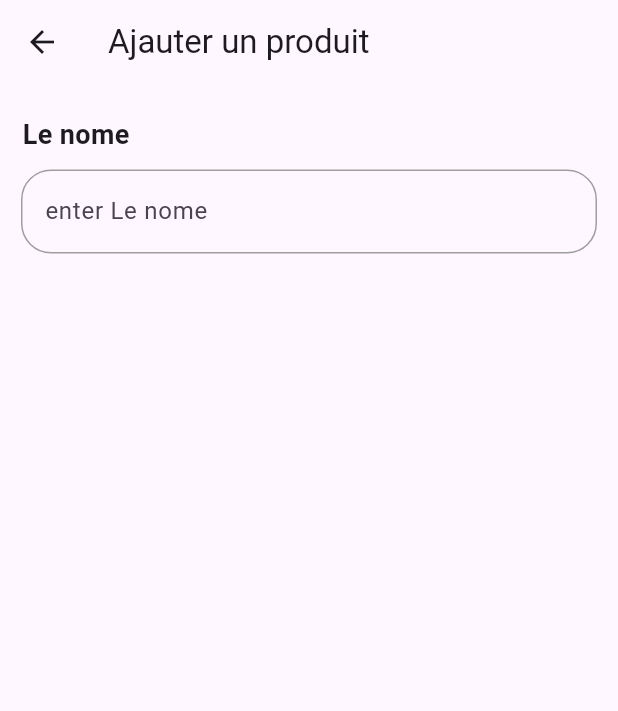
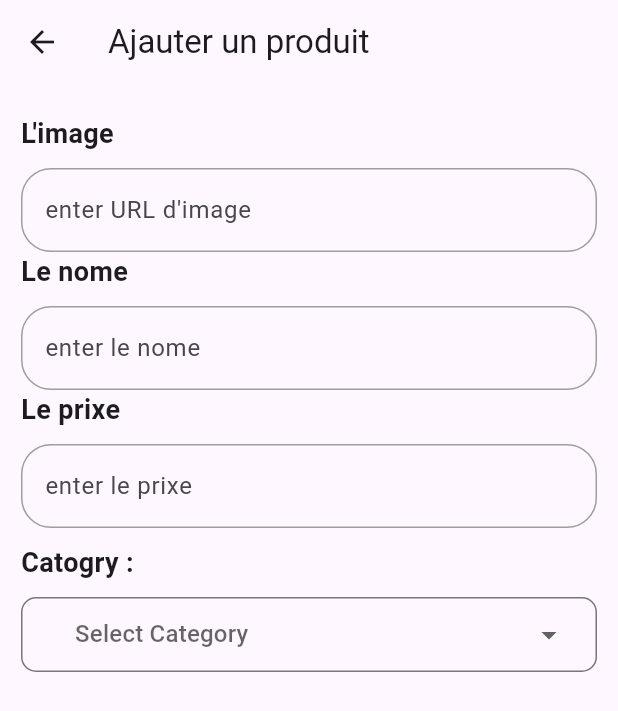
Before and after one commit to mouadbouzid/restaurant_service_app, a Flutter app: the AddProdact screen opened directly, on a phone screen of 412 x 824 dp. Shown: the top 711 px of the screen. Run offline on Flutter 3.47's test engine with Material 3 defaults, Android fonts, the phone set to English and light mode, and no system bars; our stand-ins replace dropdown_button2, iconsax_flutter; network calls fail.

Commit message:
add Textformfields in 'add prodact' creen

```diff
--- a/lib/screens/add_prodact.dart
+++ b/lib/screens/add_prodact.dart
@@ -1,4 +1,8 @@
+import 'package:dropdown_button2/dropdown_button2.dart';
+import 'package:flutter/foundation.dart';
 import 'package:flutter/material.dart';
+import 'package:restaurant_service/data/models/food_category_enum.dart';
+import 'package:restaurant_service/screens/widgets/title_input.dart';
 
 class AddProdact extends StatefulWidget {
   const AddProdact({super.key});
@@ -8,7 +12,17 @@ class AddProdact extends StatefulWidget {
 }
 
 class _AddProdactState extends State<AddProdact> {
+  TextEditingController imageController = TextEditingController();
   TextEditingController nameController = TextEditingController();
+  TextEditingController priceController = TextEditingController();
+
+  @override
+  void dispose() {
+    super.dispose();
+    imageController;
+    nameController;
+    priceController;
+  }
 
   @override
   Widget build(BuildContext context) {
@@ -16,44 +30,64 @@ class _AddProdactState extends State<AddProdact> {
       appBar: AppBar(
         title: Text("Ajauter un produit"),
       ),
-      body: Container(
+      body: Padding(
         padding: EdgeInsets.only(right: 14, left: 14, top: 20),
         child: Column(
           mainAxisAlignment: MainAxisAlignment.start,
           crossAxisAlignment: CrossAxisAlignment.start,
           children: [
-            Padding(
-              padding: EdgeInsets.only(top: 1, left: 1),
-              child: Text(
-                'Le nome',
-                style: TextStyle(
-                  fontWeight: FontWeight.bold,
-                  fontSize: 18,
-                ),
+            TitleInput(
+                controller: imageController,
+                title: "L'image",
+                hintText: "enter URL d'image",
+                inputType: TextInputType.text),
+            TitleInput(
+                controller: nameController,
+                title: "Le nome",
+                hintText: "enter le nome",
+                inputType: TextInputType.text),
+            TitleInput(
+                controller: priceController,
+                title: "Le prixe",
+                hintText: "enter le prixe",
+                inputType: TextInputType.text),
+            SizedBox(
+              height: 10,
+            ),
+            Text(
+              'Catogry :',
+              style: TextStyle(
+                fontWeight: FontWeight.bold,
+                fontSize: 18,
               ),
             ),
             SizedBox(
               height: 10,
             ),
-            TextFormField(
-              controller: nameController,
-              cursorColor: Colors.blueGrey,
+            DropdownButtonFormField2(
               decoration: InputDecoration(
-                hintText: "enter Le nome",
-                hintStyle: const TextStyle(
-                  height: 1,
-                ),
-                enabledBorder: OutlineInputBorder(
-                  borderRadius: BorderRadius.all(Radius.circular(20)),
-                  borderSide: BorderSide(color: Colors.grey, width: 1.0),
-                ),
-                focusedBorder: OutlineInputBorder(
-                  borderRadius: BorderRadius.all(Radius.circular(20)),
-                  borderSide: BorderSide(
-                      color: Colors.grey, width: 1.0), // same as enabled
+                isDense: true,
+                contentPadding: EdgeInsets.zero,
+                border: OutlineInputBorder(
+                  borderRadius: BorderRadius.circular(10),
                 ),
               ),
-            )
+              buttonStyleData: const ButtonStyleData(
+                height: 50, // <-- change this to your desired field height
+                padding: EdgeInsets.symmetric(horizontal: 16),
+              ),
+              isExpanded: true, // FULL WIDTH
+              hint: Text('Select Category'),
+              items: FoodCategory.values
+                  .map((category) => DropdownMenuItem(
+                        value: category,
+                        child: Text(category.name),
+                      ))
+                  .toList(),
+              onChanged: (value) {
+                // handle selection
+              },
+            ),
           ],
         ),
       ),
--- /dev/null
+++ b/lib/screens/widgets/title_input.dart
@@ -0,0 +1,55 @@
+import 'package:flutter/material.dart';
+
+class TitleInput extends StatelessWidget {
+  const TitleInput({
+    super.key,
+    required this.controller,
+    required this.title,
+    required this.hintText,
+    required this.inputType,
+  });
+
+  final TextEditingController controller;
+  final String title;
+  final String hintText;
+  final TextInputType inputType;
+
+  @override
+  Widget build(BuildContext context) {
+    return  Column(
+        mainAxisAlignment: MainAxisAlignment.start,
+        crossAxisAlignment: CrossAxisAlignment.start,
+        children: [
+          Text(
+            title,
+            style: TextStyle(
+              fontWeight: FontWeight.bold,
+              fontSize: 18,
+            ),
+          ),
+          SizedBox(
+            height: 10,
+          ),
+          TextFormField(
+            controller: controller,
+            cursorColor: Colors.blueGrey,
+            decoration: InputDecoration(
+              hintText: hintText,
+              hintStyle: const TextStyle(
+                height: 1,
+              ),
+              enabledBorder: OutlineInputBorder(
+                borderRadius: BorderRadius.all(Radius.circular(20)),
+                borderSide: BorderSide(color: Colors.grey, width: 1.0),
+              ),
+              focusedBorder: OutlineInputBorder(
+                borderRadius: BorderRadius.all(Radius.circular(20)),
+                borderSide: BorderSide(
+                    color: Colors.grey, width: 1.0), // same as enabled
+              ),
+            ),
+          )
+        ],
+      );
+  }
+}
--- a/pubspec.yaml
+++ b/pubspec.yaml
@@ -35,6 +35,7 @@ dependencies:
   # Use with the CupertinoIcons class for iOS style icons.
   cupertino_icons: ^1.0.8
   iconsax_flutter: ^1.0.0
+  dropdown_button2: ^2.3.9
 
 dev_dependencies:
   flutter_test:
```
Also changed, not shown: pubspec.lock.
